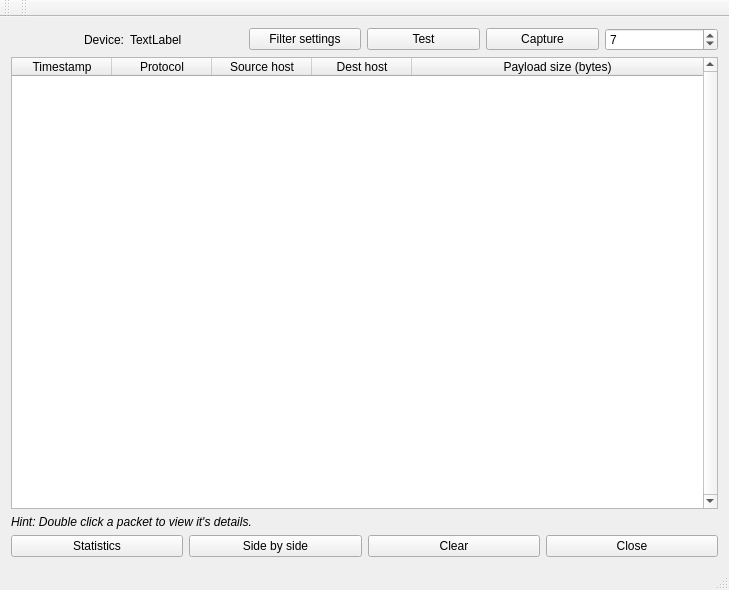
First picture: the form in mainwindow.ui, repository AONunan/FinalYearProject, before the edit.
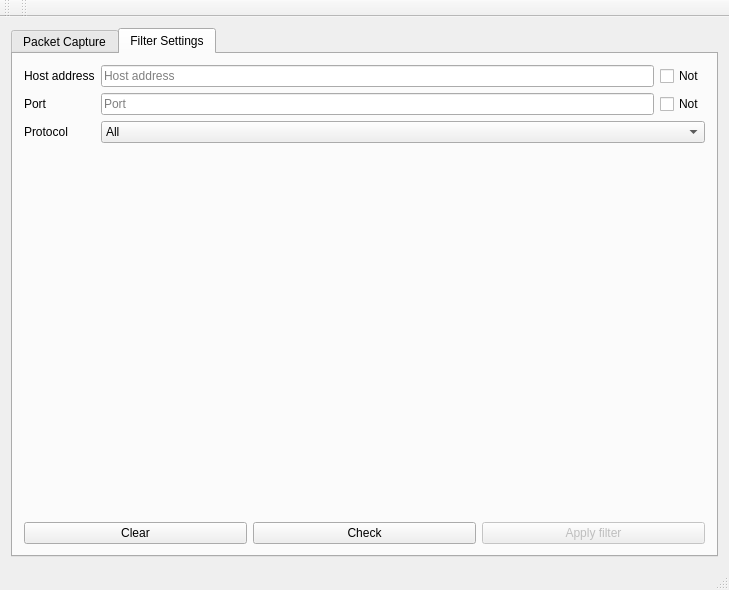
Second picture: the form after the edit. The open tabs and pages were chosen to show the change.

Commit message: Removed FilterSettingsWindow. Code moved to main window

```diff
--- a/mainwindow.ui
+++ b/mainwindow.ui
@@ -14,19 +14,19 @@
    <string>TCP Monitoring Tool</string>
   </property>
   <widget class="QWidget" name="centralWidget">
+   <layout class="QVBoxLayout" name="verticalLayout_2">
+    <item>
+     <widget class="QTabWidget" name="tabWidget">
+      <property name="currentIndex">
+       <number>0</number>
+      </property>
+      <widget class="QWidget" name="tab">
+       <attribute name="title">
+        <string>Packet Capture</string>
+       </attribute>
    <layout class="QVBoxLayout" name="verticalLayout">
     <item>
      <layout class="QHBoxLayout" name="horizontalLayout_2">
-      <item>
-       <widget class="QLabel" name="label">
-        <property name="text">
-         <string>Device:</string>
-        </property>
-        <property name="alignment">
-         <set>Qt::AlignRight|Qt::AlignTrailing|Qt::AlignVCenter</set>
-        </property>
-       </widget>
-      </item>
       <item>
        <widget class="QLabel" name="label_interface">
         <property name="toolTip">
@@ -43,13 +43,6 @@
         </property>
        </widget>
       </item>
-      <item>
-       <widget class="QPushButton" name="pushButton_filterSettings">
-        <property name="text">
-         <string>Filter settings</string>
-        </property>
-       </widget>
-      </item>
       <item>
        <widget class="QPushButton" name="pushButton_test">
         <property name="text">
@@ -211,6 +204,135 @@
        </widget>
       </item>
      </layout>
+        </item>
+       </layout>
+      </widget>
+      <widget class="QWidget" name="tab_2">
+       <attribute name="title">
+        <string>Filter Settings</string>
+       </attribute>
+       <layout class="QGridLayout" name="gridLayout">
+        <item row="0" column="0">
+         <widget class="QLabel" name="label_2">
+          <property name="text">
+           <string>Host address</string>
+          </property>
+         </widget>
+        </item>
+        <item row="0" column="1">
+         <widget class="QLineEdit" name="lineEdit_host">
+          <property name="text">
+           <string/>
+          </property>
+          <property name="placeholderText">
+           <string>Host address</string>
+          </property>
+         </widget>
+        </item>
+        <item row="0" column="2">
+         <widget class="QCheckBox" name="checkBox_host">
+          <property name="text">
+           <string>Not</string>
+          </property>
+         </widget>
+        </item>
+        <item row="1" column="0">
+         <widget class="QLabel" name="label_3">
+          <property name="text">
+           <string>Port</string>
+          </property>
+         </widget>
+        </item>
+        <item row="1" column="1">
+         <widget class="QLineEdit" name="lineEdit_port">
+          <property name="text">
+           <string/>
+          </property>
+          <property name="placeholderText">
+           <string>Port</string>
+          </property>
+         </widget>
+        </item>
+        <item row="1" column="2">
+         <widget class="QCheckBox" name="checkBox_port">
+          <property name="text">
+           <string>Not</string>
+          </property>
+         </widget>
+        </item>
+        <item row="2" column="0">
+         <widget class="QLabel" name="label_4">
+          <property name="text">
+           <string>Protocol</string>
+          </property>
+         </widget>
+        </item>
+        <item row="4" column="0" colspan="3">
+         <layout class="QHBoxLayout" name="horizontalLayout_3">
+          <item>
+           <widget class="QPushButton" name="button_clear_settings_fields">
+            <property name="toolTip">
+             <string/>
+            </property>
+            <property name="text">
+             <string>Clear</string>
+            </property>
+           </widget>
+          </item>
+          <item>
+           <widget class="QPushButton" name="button_check">
+            <property name="toolTip">
+             <string>Check current filter settings</string>
+            </property>
+            <property name="text">
+             <string>Check</string>
+            </property>
+           </widget>
+          </item>
+          <item>
+           <widget class="QPushButton" name="button_applyFilter">
+            <property name="enabled">
+             <bool>false</bool>
+            </property>
+            <property name="toolTip">
+             <string>Apply selected filter</string>
+            </property>
+            <property name="text">
+             <string>Apply filter</string>
+            </property>
+           </widget>
+          </item>
+         </layout>
+        </item>
+        <item row="2" column="1" colspan="2">
+         <widget class="QComboBox" name="comboBox_protocol">
+          <item>
+           <property name="text">
+            <string>All</string>
+           </property>
+          </item>
+          <item>
+           <property name="text">
+            <string>TCP</string>
+           </property>
+          </item>
+          <item>
+           <property name="text">
+            <string>UDP</string>
+           </property>
+          </item>
+         </widget>
+        </item>
+        <item row="3" column="0" colspan="3">
+         <widget class="QLabel" name="label_filter_string">
+          <property name="text">
+           <string/>
+          </property>
+         </widget>
+        </item>
+       </layout>
+      </widget>
+     </widget>
     </item>
    </layout>
   </widget>
```
Lines whose indentation alone changed are shown as unchanged. The commit also changes 8 other files.
